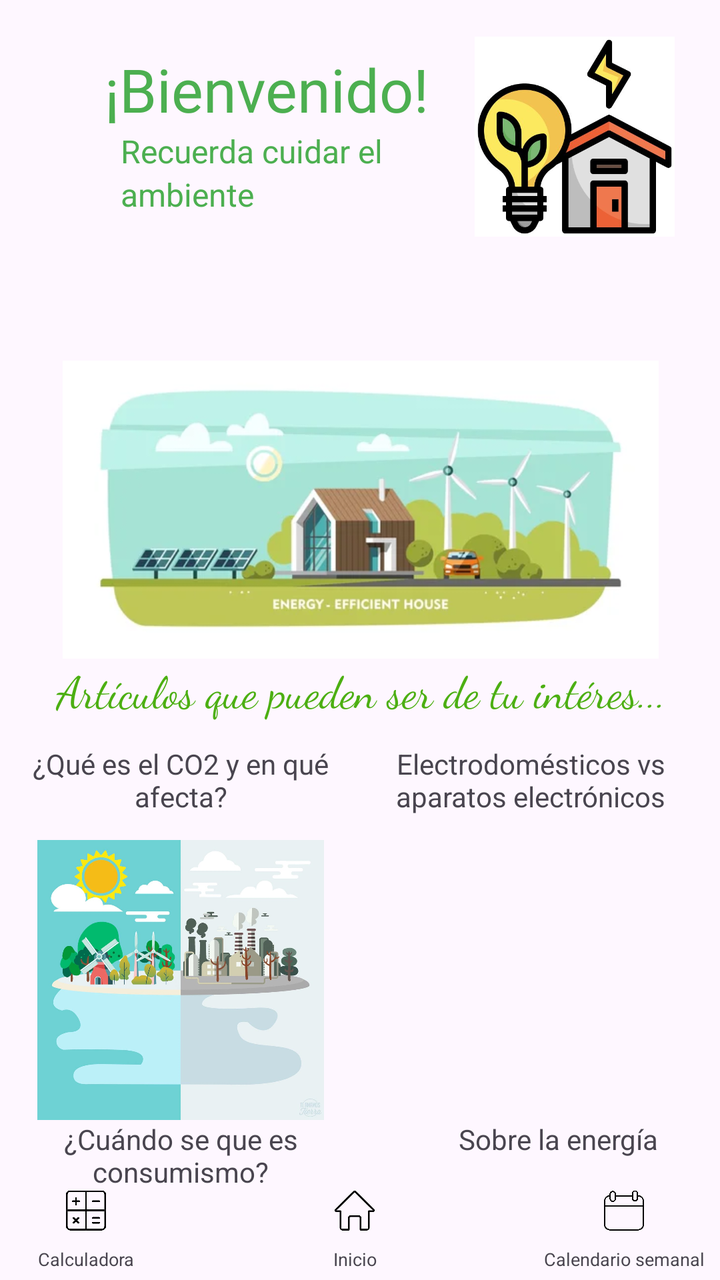
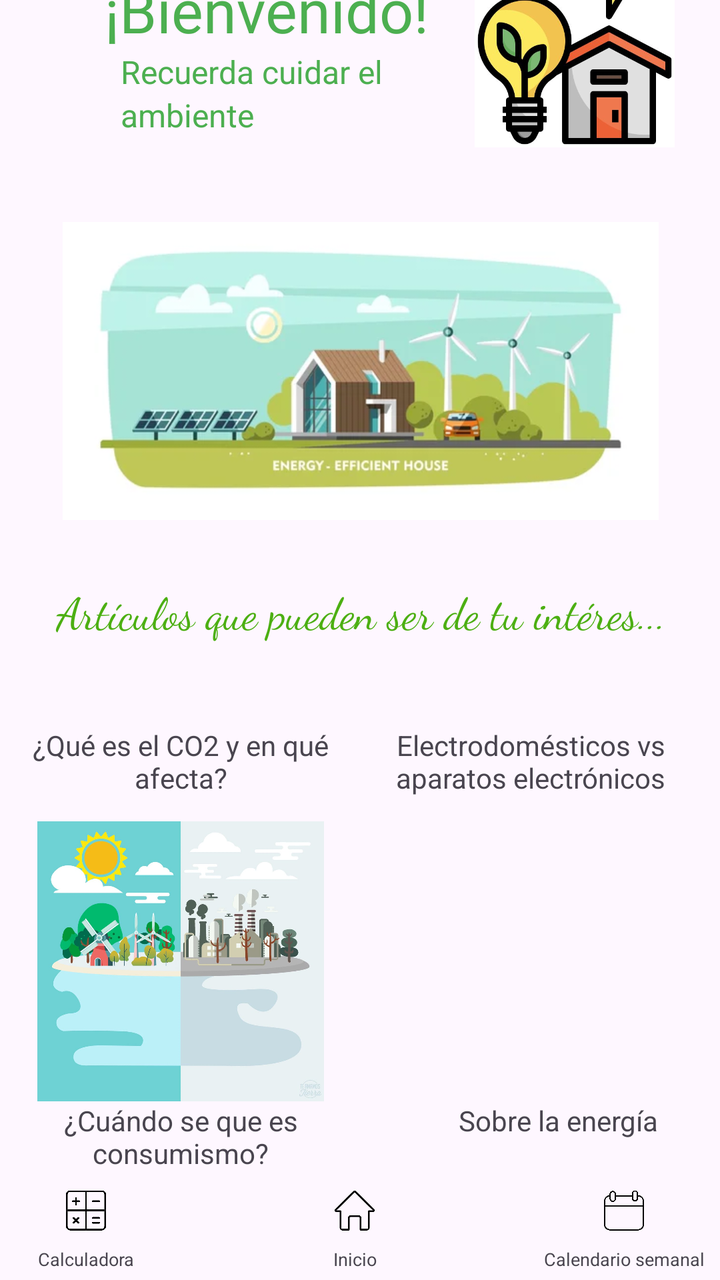

The first picture is an Android layout as it rendered before a commit; the second is the same layout after the commit. The layout source and the unified diff follow.
<!-- AndroidManifest.xml: application theme Theme.R3 -->
<!-- res/layout/activity_main.xml -->
<?xml version="1.0" encoding="utf-8"?>
<androidx.constraintlayout.widget.ConstraintLayout xmlns:android="http://schemas.android.com/apk/res/android"
    xmlns:app="http://schemas.android.com/apk/res-auto"
    xmlns:tools="http://schemas.android.com/tools"
    android:id="@+id/main"
    android:layout_width="match_parent"
    android:layout_height="match_parent"
    tools:context=".MainActivity">

    <LinearLayout
        android:layout_width="409dp"
        android:layout_height="49dp"
        android:orientation="horizontal"
        app:layout_constraintBottom_toBottomOf="parent"
        app:layout_constraintEnd_toEndOf="parent"
        app:layout_constraintStart_toStartOf="parent">

        <LinearLayout
            android:layout_width="134dp"
            android:layout_height="match_parent"
            android:orientation="vertical"
            android:gravity="center">

            <ImageView
                android:id="@+id/imageView5"
                android:layout_width="20dp"
                android:layout_height="20dp"
                android:layout_weight="1"
                android:src="@drawable/calculadora" />

            <TextView
                android:id="@+id/textView17"
                android:layout_width="match_parent"
                android:layout_height="wrap_content"
                android:layout_weight="1"
                android:text="Calculadora"
                android:textSize="9sp"
                android:gravity="center"/>
        </LinearLayout>

        <LinearLayout
            android:layout_width="135dp"
            android:layout_height="match_parent"
            android:orientation="vertical"
            android:gravity="center">

            <ImageView
                android:id="@+id/imageView6"
                android:layout_width="20dp"
                android:layout_height="20dp"
                android:layout_weight="1"
                android:src="@drawable/inicio" />

            <TextView
                android:id="@+id/textView19"
                android:layout_width="match_parent"
                android:layout_height="wrap_content"
                android:layout_weight="1"
                android:text="Inicio"
                android:textSize="9sp"
                android:gravity="center"/>
        </LinearLayout>

        <LinearLayout
            android:layout_width="134dp"
            android:layout_height="match_parent"
            android:orientation="vertical"
            android:gravity="center">

            <ImageView
                android:id="@+id/imageView7"
                android:layout_width="20dp"
                android:layout_height="20dp"
                android:layout_weight="1"
                android:src="@drawable/calendario" />

            <TextView
                android:id="@+id/textView28"
                android:layout_width="match_parent"
                android:layout_height="wrap_content"
                android:layout_weight="1"
                android:text="Calendario semanal"
                android:textSize="9sp"
                android:gravity="center"/>
        </LinearLayout>
    </LinearLayout>

    <ScrollView
        android:id="@+id/scrollView2"
        android:layout_width="408dp"
        android:layout_height="728dp"
        app:layout_constraintBottom_toBottomOf="parent"
        app:layout_constraintEnd_toEndOf="parent"
        app:layout_constraintStart_toStartOf="parent"
        app:layout_constraintTop_toTopOf="parent">

        <LinearLayout
            android:layout_width="match_parent"
            android:layout_height="wrap_content"
            android:orientation="vertical"
            android:paddingHorizontal="24dp"
            android:paddingBottom="300dp">

            <LinearLayout
                android:layout_width="match_parent"
                android:layout_height="match_parent"
                android:orientation="horizontal">

                <LinearLayout
                    android:layout_width="wrap_content"
                    android:layout_height="224dp"
                    android:orientation="vertical">

                    <TextView
                        android:id="@+id/bienvendi"
                        android:layout_width="wrap_content"
                        android:layout_height="wrap_content"
                        android:layout_marginStart="52dp"
                        android:layout_marginTop="68dp"
                        android:fontFamily="@font/lobster"
                        android:text="@string/TXT1"
                        android:textColor="#4CAF50"
                        android:textSize="30sp" />

                    <TextView
                        android:id="@+id/bienveni"
                        android:layout_width="wrap_content"
                        android:layout_height="wrap_content"
                        android:layout_marginStart="60dp"
                        android:fontFamily="sans-serif"
                        android:text="@string/txt2"
                        android:textColor="#4CAF50"
                        android:textSize="16sp" />

                    <TextView
                        android:id="@+id/bienveni"
                        android:layout_width="wrap_content"
                        android:layout_height="wrap_content"
                        android:layout_marginStart="60dp"
                        android:text="@string/txt3"
                        android:textColor="#4CAF50"
                        android:textSize="16sp" />

                </LinearLayout>

                <LinearLayout
                    android:layout_width="match_parent"
                    android:layout_height="match_parent"
                    android:gravity="center"
                    android:orientation="vertical">

                    <ImageView
                        android:id="@+id/imageView17"
                        android:layout_width="100dp"
                        android:layout_height="100dp"
                        android:src="@drawable/img1" />
                </LinearLayout>

            </LinearLayout>

            <LinearLayout
                android:layout_width="wrap_content"
                android:layout_height="wrap_content"
                android:orientation="horizontal">

                <ImageView
                    android:id="@+id/imageView10"
                    android:layout_width="wrap_content"
                    android:layout_height="149dp"
                    android:layout_weight="1"
                    android:src="@drawable/img2" />
            </LinearLayout>

            <LinearLayout
                android:layout_width="wrap_content"
                android:layout_height="wrap_content"
                android:orientation="vertical">

                <LinearLayout
                    android:layout_width="match_parent"
                    android:layout_height="wrap_content"
                    android:orientation="horizontal">

                    <TextView
                        android:id="@+id/textView32"
                        android:layout_width="wrap_content"
                        android:layout_height="wrap_content"
                        android:layout_weight="1"
                        android:fontFamily="cursive"
                        android:gravity="center"
                        android:text="Artículos que pueden ser de tu intéres..."
                        android:textColor="#4CAF12"
                        android:textSize="22sp" />
                </LinearLayout>

                <LinearLayout
                    android:layout_width="match_parent"
                    android:layout_height="60dp"
                    android:orientation="horizontal">

                    <LinearLayout
                        android:layout_width="180dp"
                        android:layout_height="match_parent"
                        android:gravity="center"
                        android:orientation="horizontal">

                        <TextView
                            android:id="@+id/textView33"
                            android:layout_width="match_parent"
                            android:layout_height="wrap_content"
                            android:layout_weight="1"
                            android:gravity="center"
                            android:text="¿Qué es el CO2 y en qué afecta?" />
                    </LinearLayout>

                    <LinearLayout
                        android:layout_width="170dp"
                        android:layout_height="match_parent"
                        android:gravity="center"
                        android:orientation="horizontal">

                        <TextView
                            android:id="@+id/textView34"
                            android:layout_width="match_parent"
                            android:layout_height="50dp"
                            android:layout_weight="1"
                            android:gravity="center"
                            android:text="Electrodomésticos vs aparatos electrónicos" />
                    </LinearLayout>
                </LinearLayout>

                <LinearLayout
                    android:layout_width="match_parent"
                    android:layout_height="140dp"
                    android:orientation="horizontal">

                    <LinearLayout
                        android:layout_width="180dp"
                        android:layout_height="match_parent"
                        android:orientation="horizontal">

                        <ImageView
                            android:id="@+id/imageView14"
                            android:layout_width="wrap_content"
                            android:layout_height="wrap_content"
                            android:layout_weight="1"
                            android:src="@drawable/co2" />
                    </LinearLayout>

                    <LinearLayout
                        android:layout_width="165dp"
                        android:layout_height="match_parent"
                        android:orientation="horizontal"></LinearLayout>
                </LinearLayout>

                <LinearLayout
                    android:layout_width="match_parent"
                    android:layout_height="50dp"
                    android:orientation="horizontal">

                    <LinearLayout
                        android:layout_width="180dp"
                        android:layout_height="match_parent"
                        android:orientation="horizontal">

                        <TextView
                            android:id="@+id/textView35"
                            android:layout_width="wrap_content"
                            android:layout_height="wrap_content"
                            android:layout_weight="1"
                            android:gravity="center"
                            android:text="¿Cuándo se que es consumismo?" />
                    </LinearLayout>

                    <LinearLayout
                        android:layout_width="201dp"
                        android:layout_height="match_parent"
                        android:orientation="horizontal">

                        <TextView
                            android:id="@+id/textView36"
                            android:layout_width="wrap_content"
                            android:layout_height="wrap_content"
                            android:layout_weight="1"
                            android:gravity="center"
                            android:text="Sobre la energía " />
                    </LinearLayout>
                </LinearLayout>

                <LinearLayout
                    android:layout_width="match_parent"
                    android:layout_height="140dp"
                    android:orientation="horizontal">

                    <LinearLayout
                        android:layout_width="180dp"
                        android:layout_height="match_parent"
                        android:orientation="horizontal"></LinearLayout>

                    <LinearLayout
                        android:layout_width="201dp"
                        android:layout_height="match_parent"
                        android:orientation="horizontal"></LinearLayout>
                </LinearLayout>

            </LinearLayout>

        </LinearLayout>
    </ScrollView>



</androidx.constraintlayout.widget.ConstraintLayout>
<!-- resources referenced by this layout -->
<resources>
  <!-- drawable calculadora: png bitmap (drawable, 8969 bytes) -->
  <!-- drawable calendario: png bitmap (drawable, 9821 bytes) -->
  <!-- drawable co2: jpg bitmap (drawable, 70457 bytes) -->
  <!-- drawable img1: jpg bitmap (drawable, 20943 bytes) -->
  <!-- drawable img2: jpg bitmap (drawable, 11560 bytes) -->
  <!-- drawable inicio: png bitmap (drawable, 9602 bytes) -->
  <string name="TXT1">¡Bienvenido!</string>
  <string name="txt2">Recuerda cuidar el</string>
  <string name="txt3">ambiente</string>
  <style name="Theme.R3" parent="Base.Theme.R3" />
  <style name="Base.Theme.R3" parent="Theme.Material3.Light.NoActionBar">
          
          
      </style>
</resources>

<!-- the commit's change to res/layout/activity_main.xml (unified diff, before → after) -->
@@ -109,6 +109,8 @@
                 <LinearLayout
                     android:layout_width="wrap_content"
                     android:layout_height="224dp"
+                    android:layout_marginTop="-40dp"
+                    android:layout_marginBottom="-30dp"
                     android:orientation="vertical">
 
                     <TextView
@@ -147,6 +149,7 @@
                     android:layout_width="match_parent"
                     android:layout_height="match_parent"
                     android:gravity="center"
+                    android:layout_marginTop="-20dp"
                     android:orientation="vertical">
 
                     <ImageView
@@ -168,6 +171,7 @@
                     android:layout_width="wrap_content"
                     android:layout_height="149dp"
                     android:layout_weight="1"
+                    android:layout_marginBottom="30dp"
                     android:src="@drawable/img2" />
             </LinearLayout>
 
@@ -188,6 +192,7 @@
                         android:layout_weight="1"
                         android:fontFamily="cursive"
                         android:gravity="center"
+                        android:layout_marginBottom="30dp"
                         android:text="Artículos que pueden ser de tu intéres..."
                         android:textColor="#4CAF12"
                         android:textSize="22sp" />
